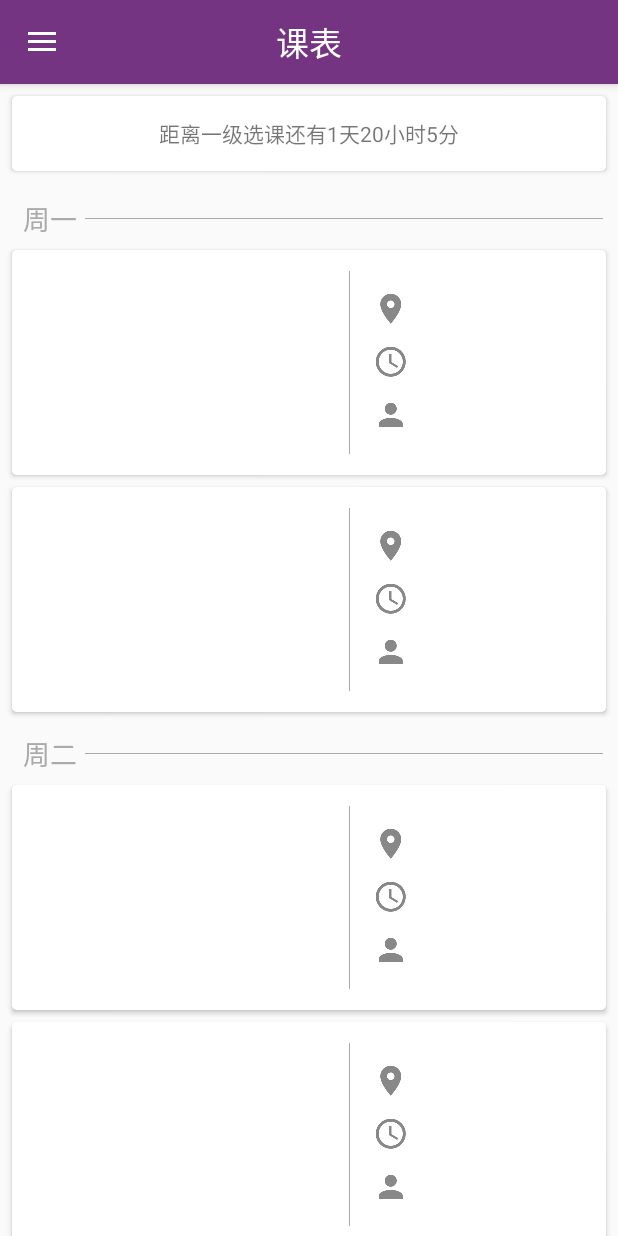
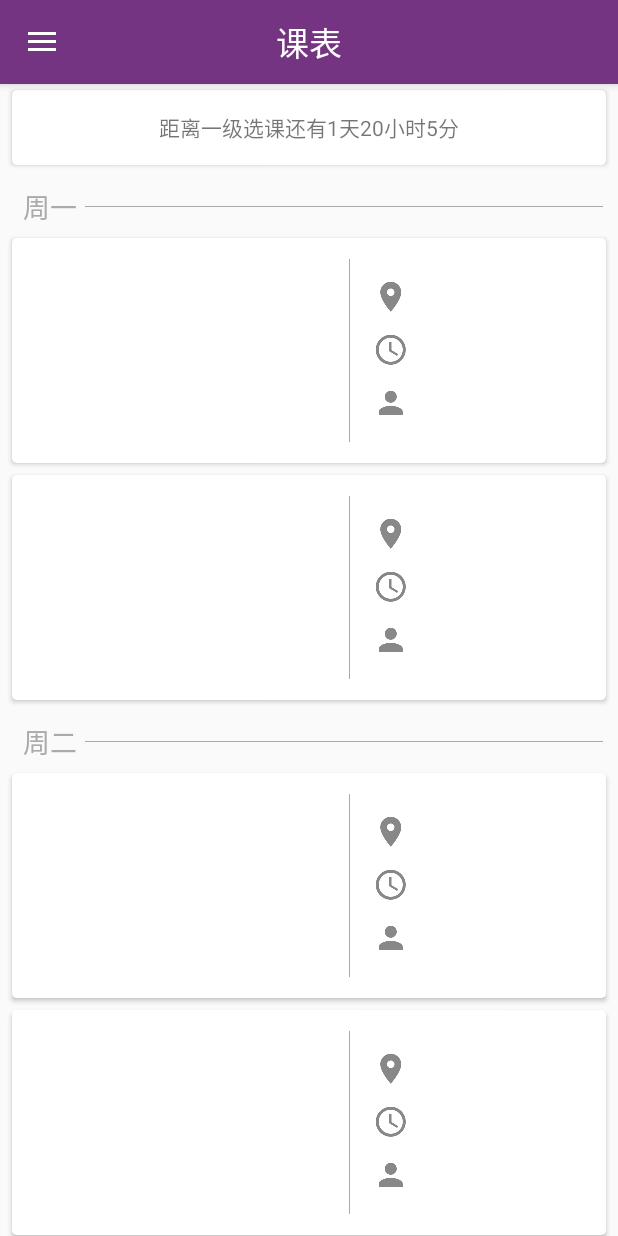
Before and after one commit to xalanq/CourseHelper, an Android app: the screen it shows after launch (MainActivity), on a phone screen of 412 x 824 dp. Run offline under Robolectric (Android 15) with nearby library versions, the phone set to English and light mode, and no system bars; our stand-ins replace ButterKnife; libraries missing offline, so code that uses them is left out: com.xalanq.xthulib; 54 statements that could not run were skipped.

Commit message:
Modify some style

```diff
--- a/app/src/main/res/layout/notification_card.xml
+++ b/app/src/main/res/layout/notification_card.xml
@@ -4,7 +4,10 @@
     android:layout_width="match_parent"
     android:layout_height="wrap_content"
     android:layout_gravity="center"
-    android:layout_margin="8dp"
+    android:layout_marginLeft="8dp"
+    android:layout_marginRight="8dp"
+    android:layout_marginTop="4dp"
+    android:layout_marginBottom="4dp"
     app:elevation="2dp"
     app:cardCornerRadius="3dp">
 
```
